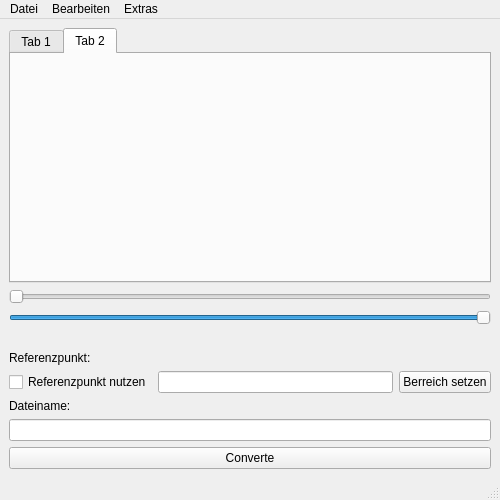
Before: the Qt Designer form mainwindow.ui in rclarsfull/ImageLight, drawn with Qt 5.
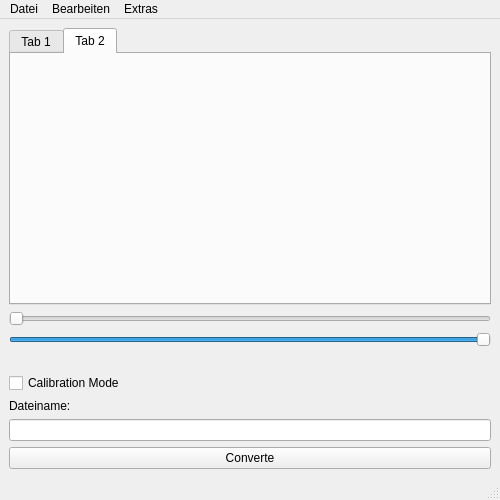
After: the same form once the commit is applied.

```diff
--- a/mainwindow.ui
+++ b/mainwindow.ui
@@ -80,29 +80,12 @@
       </property>
      </widget>
     </item>
-    <item>
-     <widget class="QLabel" name="label_3">
-      <property name="text">
-       <string>Referenzpunkt:</string>
-      </property>
-     </widget>
-    </item>
     <item>
      <layout class="QHBoxLayout" name="horizontalLayout">
       <item>
        <widget class="QCheckBox" name="referenceCheckBox">
         <property name="text">
-         <string>Referenzpunkt nutzen</string>
-        </property>
-       </widget>
-      </item>
-      <item>
-       <widget class="QLineEdit" name="referenceLineEdit"/>
-      </item>
-      <item>
-       <widget class="QPushButton" name="berreichSetzenButton">
-        <property name="text">
-         <string>Berreich setzen</string>
+         <string>Calibration Mode</string>
         </property>
        </widget>
       </item>
```
Left out of the diff: 23 changed lines with no effect on the pictures.
